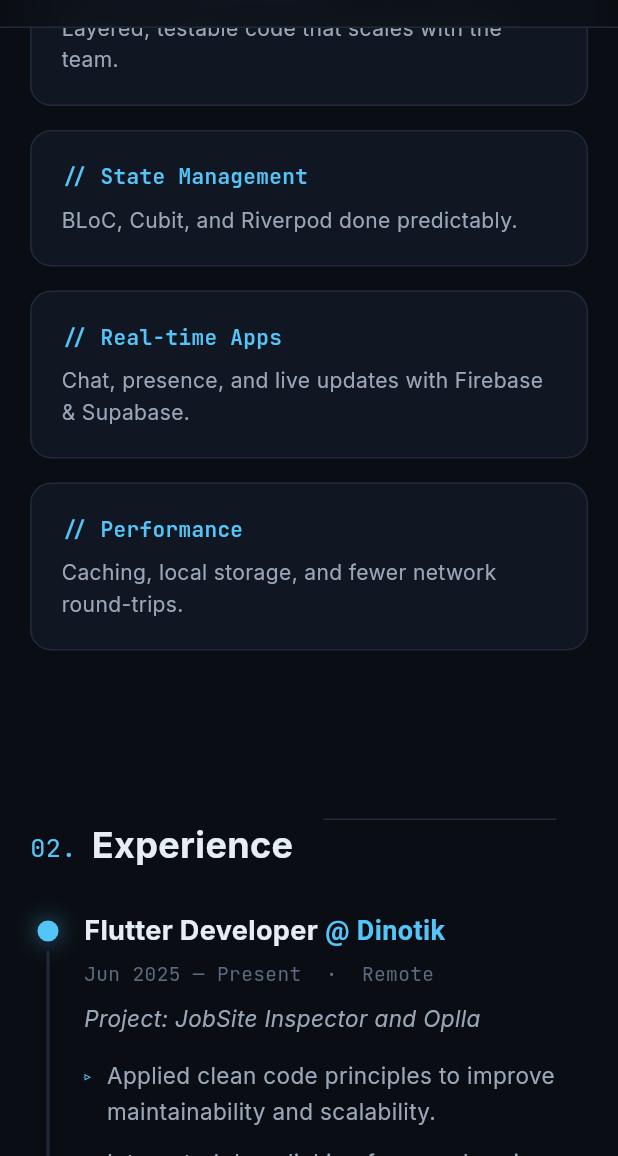
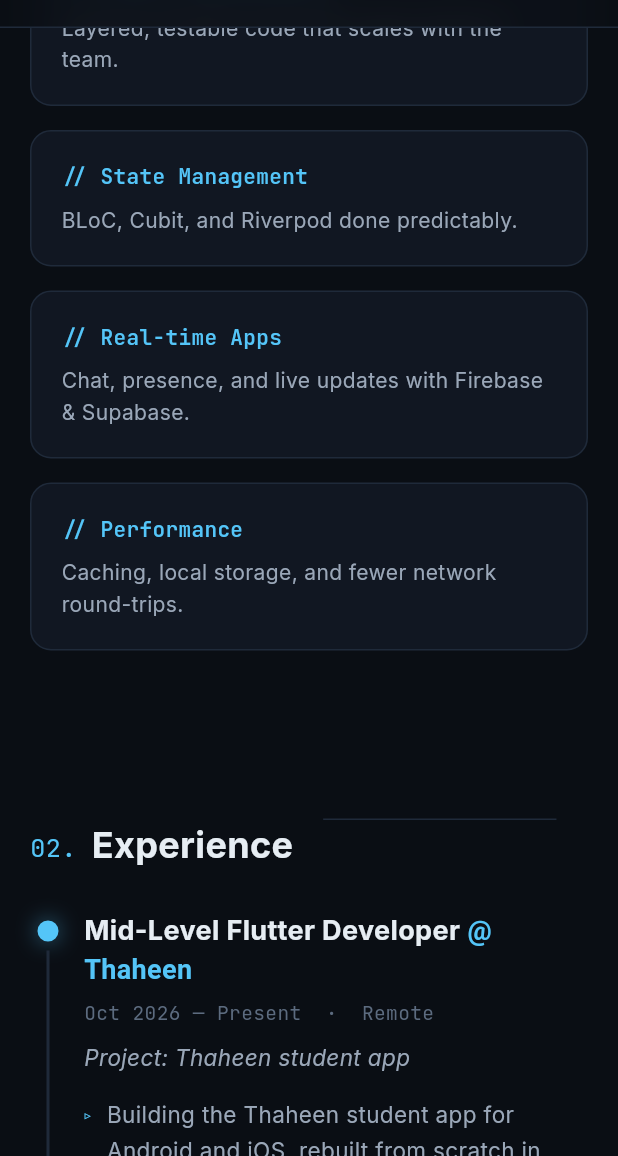
Before and after one commit to mostafaramadanhamed/portfolio, a Flutter app: the screen it shows after launch, scrolled down 1152 dp, on a phone screen of 412 x 824 dp, the part 80-1236 px from its top. Run offline on Flutter 3.47's test engine with Material 3 defaults, Android fonts, the phone set to English and light mode, and no system bars; our stand-ins replace font_awesome_flutter, google_fonts, visibility_detector.

Commit message:
Add Thaheen role and student app, refresh CV
- New experience entry: Mid-Level Flutter Developer at Thaheen (Oct 2026 - Present)
- Dinotik role now ends Oct 2026
- Thaheen student app card with Google Play link and screenshots
- Title and about text updated; CV PDF regenerated to match

Co-Authored-By: Claude Opus 5.5 <noreply@anthropic.com>

```diff
--- a/lib/data/portfolio_data.dart
+++ b/lib/data/portfolio_data.dart
@@ -61,7 +61,7 @@ class SkillGroup {
 
 abstract final class PortfolioData {
   static const name = 'Mostafa Ramadan';
-  static const role = 'Flutter Developer';
+  static const role = 'Mid-Level Flutter Developer';
   static const location = 'Egypt · Open to relocation';
   static const email = 'mostafaramadanhamed010@gmail.com';
 
@@ -80,7 +80,7 @@ abstract final class PortfolioData {
 
   static const about = [
     "I'm a Flutter developer with a Computer Science degree, currently "
-        'building production apps at Dinotik. I care about code that is easy '
+        'building production apps at Thaheen. I care about code that is easy '
         'to read, test, and scale — clean architecture, SOLID principles, and '
         'predictable state management with BLoC and Riverpod.',
     'I have shipped real-time chat, social, and productivity apps backed by '
@@ -100,9 +100,21 @@ abstract final class PortfolioData {
 
   static const experience = [
     Experience(
+      company: 'Thaheen',
+      role: 'Mid-Level Flutter Developer',
+      period: 'Oct 2026 — Present',
+      project: 'Thaheen student app',
+      highlights: [
+        'Building the Thaheen student app for Android and iOS, rebuilt from scratch in Flutter with the same feature set as the old app.',
+        'Enforced a strict layered architecture (core, data, design system, features) with a fake for every repository, so the app runs and is tested with no backend.',
+        'Shipped protected course video, quizzes, flashcards, and a Focus timer with home-screen widgets and offline sync.',
+        'Set up CI/CD with GitHub Actions for Google Play and TestFlight releases, golden tests, and Firebase Crashlytics and Analytics.',
+      ],
+    ),
+    Experience(
       company: 'Dinotik',
       role: 'Flutter Developer',
-      period: 'Jun 2025 — Present',
+      period: 'Jun 2025 — Oct 2026',
       project: 'JobSite Inspector and Oplla',
       highlights: [
         'Applied clean code principles to improve maintainability and scalability.',
@@ -126,6 +138,41 @@ abstract final class PortfolioData {
   ];
 
   static const workProjects = [
+    Project(
+      name: 'Thaheen — Student App',
+      storeUrl: 'https://play.google.com/store/apps/details?id=com.thaheen.app',
+      summary:
+          'Learning app for university students: courses with video lessons, '
+          'quizzes, flashcards, and study tools, in Arabic and English.',
+      highlights: [
+        'Courses with DRM-protected video (VdoCipher, Widevine/FairPlay), lesson recordings, and in-app PDF and image viewers.',
+        'Quizzes with answer review, lesson Q&A, flashcards, notes, saved lessons, certificates, and a GPA calculator.',
+        'Let\'s Focus: a study timer with ambient sound, home-screen widgets on Android and iOS, share cards, and offline sync on a Drift database.',
+        'Checkout and orders, App Store in-app purchases with StoreKit 2, referrals, and an ambassador program.',
+        'Layered architecture enforced by a CI rule, a generated OpenAPI client, and a fake for every repository; 600+ test files including goldens.',
+        'FCM push, local notifications, deep links, Crashlytics, Analytics, full RTL support, and CI releases to Google Play and TestFlight.',
+      ],
+      tech: [
+        'Flutter',
+        'BLoC / Cubit',
+        'GoRouter',
+        'GetIt',
+        'Dio',
+        'OpenAPI',
+        'Drift',
+        'Firebase',
+        'GitHub Actions',
+      ],
+      screenshots: [
+        'assets/projects/thaheen/1.jpg',
+        'assets/projects/thaheen/2.jpg',
+        'assets/projects/thaheen/3.jpg',
+        'assets/projects/thaheen/4.jpg',
+        'assets/projects/thaheen/5.jpg',
+        'assets/projects/thaheen/6.jpg',
+        'assets/projects/thaheen/7.jpg',
+      ],
+    ),
     Project(
       name: 'JobSite Inspector',
       status: 'In development',
--- a/lib/features/home/sections/projects_section.dart
+++ b/lib/features/home/sections/projects_section.dart
@@ -20,7 +20,7 @@ class ProjectsSection extends StatelessWidget {
           const RevealOnScroll(
             child: SectionTitle(index: 3, title: 'Projects'),
           ),
-          const _GroupLabel('Professional work · Dinotik'),
+          const _GroupLabel('Professional work · Thaheen & Dinotik'),
           _ProjectGrid(projects: PortfolioData.workProjects, maxColumns: 3),
           const SizedBox(height: 56),
           const _GroupLabel('Personal projects'),
--- a/pubspec.yaml
+++ b/pubspec.yaml
@@ -69,6 +69,7 @@ flutter:
     - assets/projects/halal/
     - assets/projects/kidney_care/
     - assets/projects/tiger_vpn/
+    - assets/projects/thaheen/
 
   # To add assets to your application, add an assets section, like this:
   # assets:
```
Also changed, not shown: assets/projects/thaheen/1.jpg (added), assets/projects/thaheen/2.jpg (added), assets/projects/thaheen/3.jpg (added), assets/projects/thaheen/4.jpg (added), assets/projects/thaheen/5.jpg (added), assets/projects/thaheen/6.jpg (added), assets/projects/thaheen/7.jpg (added), 1 other file.
